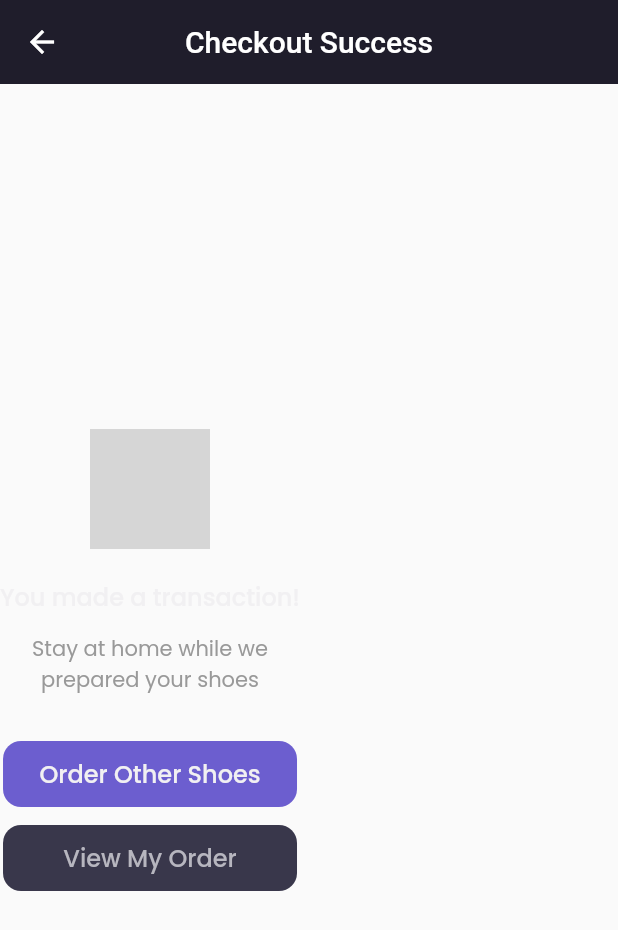
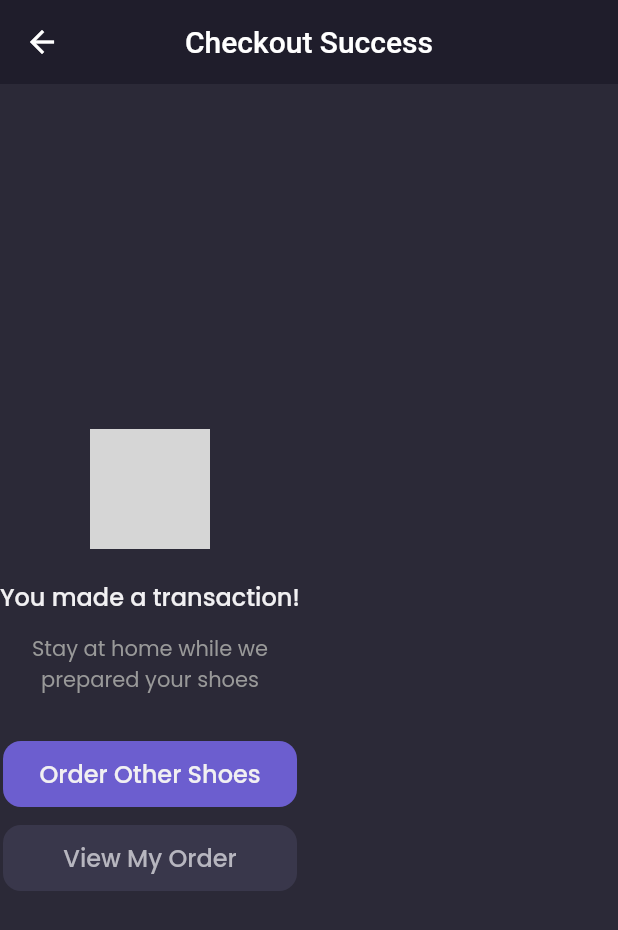
Before and after one commit to ardanngrha/shoeasy, a Flutter app: the CheckoutSuccessPage screen opened by its route, on a phone screen of 412 x 824 dp. Shown: the top 930 px of the screen. Run offline on Flutter 3.47's test engine with Material 2 defaults, Android fonts, the phone set to English and light mode, and no system bars; our stand-ins replace carousel_slider, google_fonts; accounts and stored records are empty; network calls fail; grey boxes are pictures that could not be loaded.

Commit message:
chekout success page, removed debug print

```diff
--- a/lib/pages/checkout_success_page.dart
+++ b/lib/pages/checkout_success_page.dart
@@ -15,9 +15,10 @@ class CheckoutSuccessPage extends StatelessWidget {
       );
     }
 
-    Widget content() {
+    content() {
       return Column(
         mainAxisAlignment: MainAxisAlignment.center,
+        crossAxisAlignment: CrossAxisAlignment.center,
         children: [
           Image.asset(
             'assets/icon_empty_cart.png',
@@ -97,7 +98,8 @@ class CheckoutSuccessPage extends StatelessWidget {
 
     return Scaffold(
       appBar: header(),
-      body: content()
+      body: content(),
+      backgroundColor: backgroundColor2,
     );
   }
 }
--- a/lib/providers/auth_provider.dart
+++ b/lib/providers/auth_provider.dart
@@ -44,6 +44,7 @@ class AuthProvider with ChangeNotifier {
         password: password,
       );
       _user = user;
+
       return true;
     } catch (e) {
       // ignore: avoid_print
```
